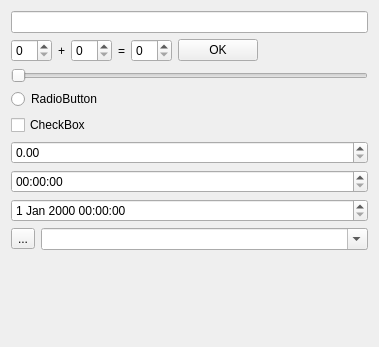
RinatB2017/mega_GIT, file Qt/my_programm/_For_tests/src/for_tests_mainbox/ui/for_tests_mainbox.ui: the form before one commit.
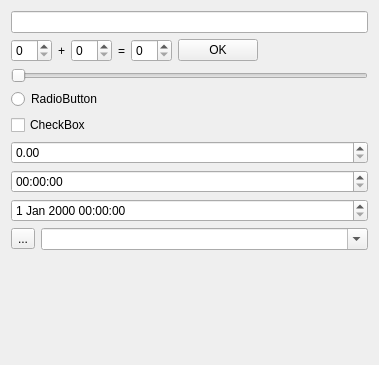
The form after the commit.

Diff of the .ui file:
```diff
--- a/Qt/my_programm/_For_tests/src/for_tests_mainbox/ui/for_tests_mainbox.ui
+++ b/Qt/my_programm/_For_tests/src/for_tests_mainbox/ui/for_tests_mainbox.ui
@@ -7,7 +7,7 @@
     <x>0</x>
     <y>0</y>
     <width>379</width>
-    <height>347</height>
+    <height>365</height>
    </rect>
   </property>
   <layout class="QVBoxLayout" name="verticalLayout">
```
